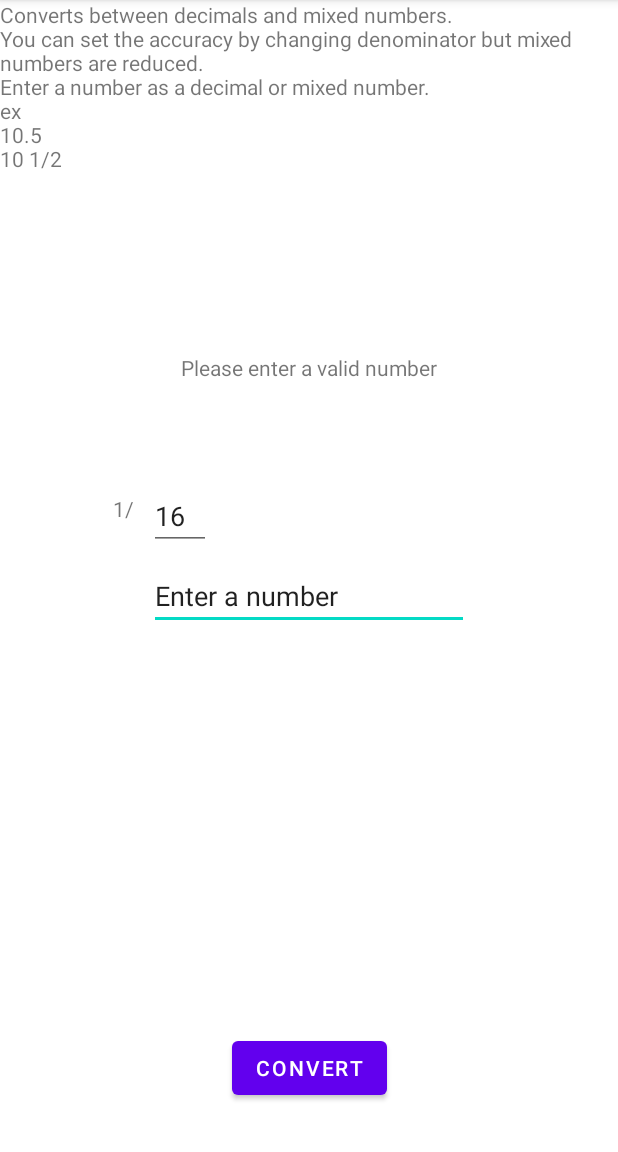
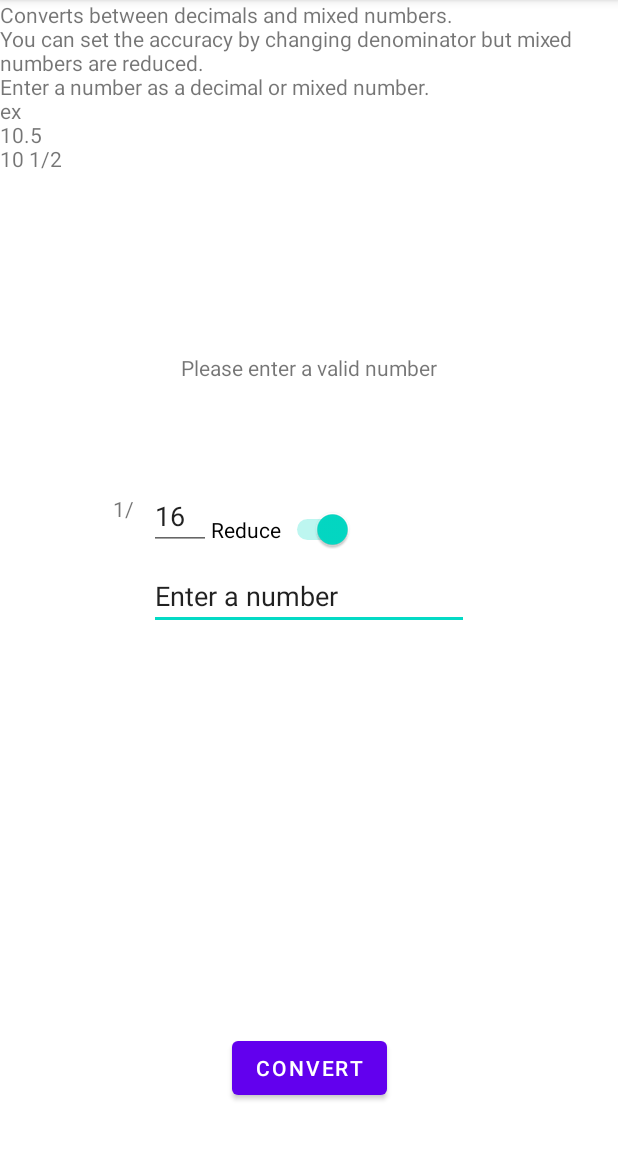
Before and after one commit to GregRH/SimpleConverter, an Android app: the ConverterActivity screen opened directly, with no data from a screen before it, after a tap on "CONVERT", on a phone screen of 412 x 824 dp, the part 84-1236 px from its top. Run offline under Robolectric (Android 15) with nearby library versions, the phone set to English and light mode, and no system bars.

Commit message:
Made it optional to reduce fractions

```diff
--- a/app/src/main/java/com/example/simpleconverter/ConverterActivity.java
+++ b/app/src/main/java/com/example/simpleconverter/ConverterActivity.java
@@ -6,6 +6,7 @@ import android.os.Bundle;
 import android.util.Log;
 import android.view.View;
 import android.widget.Button;
+import android.widget.Switch;
 import android.widget.TextView;
 import android.widget.EditText;
 public class ConverterActivity extends AppCompatActivity {
@@ -23,6 +24,7 @@ public class ConverterActivity extends AppCompatActivity {
         EditText input = findViewById(R.id.NumInTxt);
         EditText frac = findViewById(R.id.DenomTxt);
         TextView result = findViewById(R.id.resultTxt);
+        Switch reduceSwitch = findViewById(R.id.ReduceSwitch);
         int denom=16;
         if(isNum(frac.getText().toString())){
             try {
@@ -42,7 +44,7 @@ public class ConverterActivity extends AppCompatActivity {
                     result.setText(Double.toString(utils.fracToDouble(input.getText().toString())));
                 else
                     //convert to fraction
-                result.setText(utils.decToFrac(Double.parseDouble(input.getText().toString()), denom));
+                result.setText(utils.decToFrac(Double.parseDouble(input.getText().toString()), denom,reduceSwitch.isChecked()));
 
             }
             else
--- a/app/src/main/res/layout/activity_converter.xml
+++ b/app/src/main/res/layout/activity_converter.xml
@@ -67,4 +67,13 @@
         app:layout_constraintEnd_toEndOf="parent"
         app:layout_constraintStart_toStartOf="parent"
         app:layout_constraintTop_toBottomOf="@+id/InstructionsTxt" />
+
+    <Switch
+        android:id="@+id/ReduceSwitch"
+        android:layout_width="wrap_content"
+        android:layout_height="wrap_content"
+        android:checked="true"
+        android:text="Reduce"
+        app:layout_constraintBottom_toBottomOf="@+id/DenomTxt"
+        app:layout_constraintStart_toEndOf="@+id/DenomTxt" />
 </androidx.constraintlayout.widget.ConstraintLayout>
```
Also changed, not shown: app/src/main/java/com/example/simpleconverter/utils.java (+13 -5 lines).
